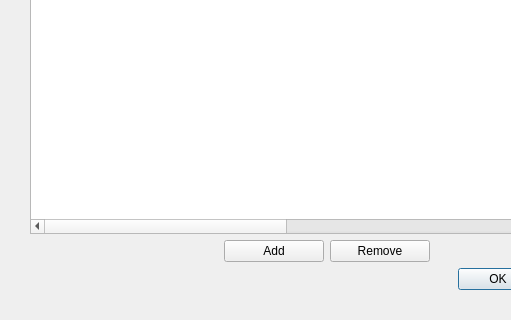
This is open_chip_dialog.ui in ZhihongLei/IASRegisterManager as Qt 5 draws it before an edit; both pictures show x 0 to 511 and y 101 to 421 of the 654 by 421 pixel window. The edited form follows.
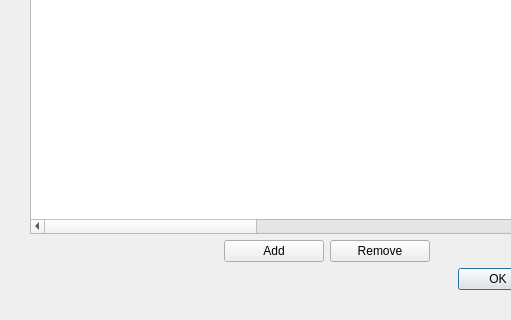
This is the edited form.

Diff of the .ui file:
```diff
--- a/open_chip_dialog.ui
+++ b/open_chip_dialog.ui
@@ -81,6 +81,11 @@
        <string>MSB first</string>
       </property>
      </column>
+     <column>
+      <property name="text">
+       <string>freeze</string>
+      </property>
+     </column>
     </widget>
    </item>
    <item>
```
